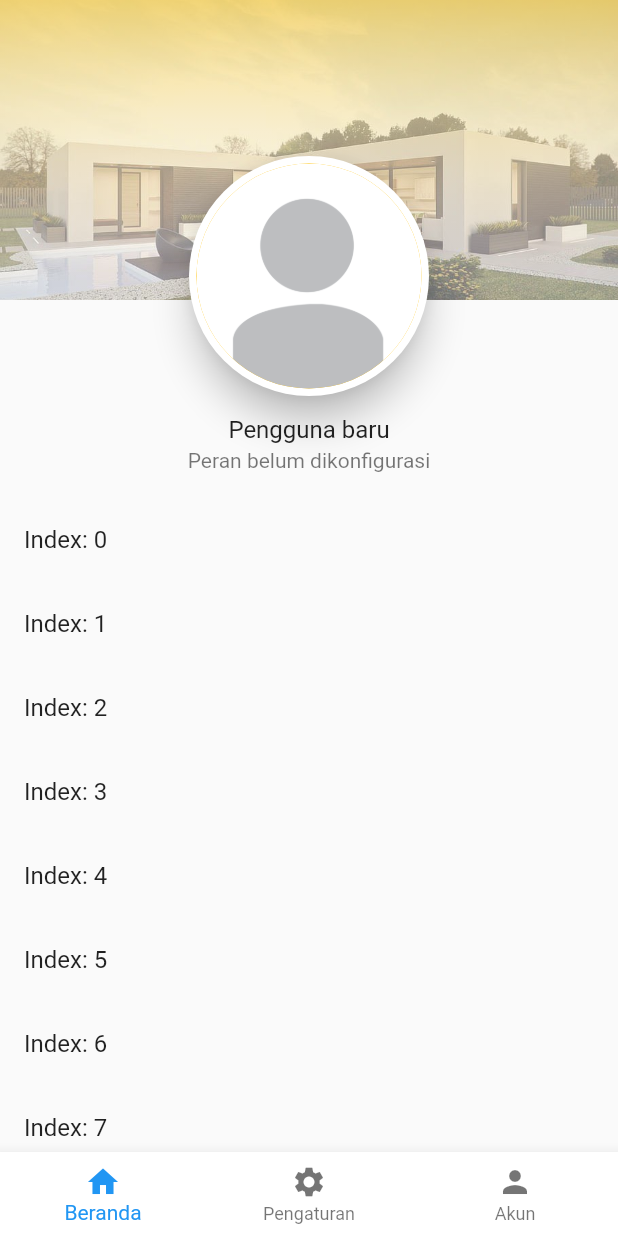
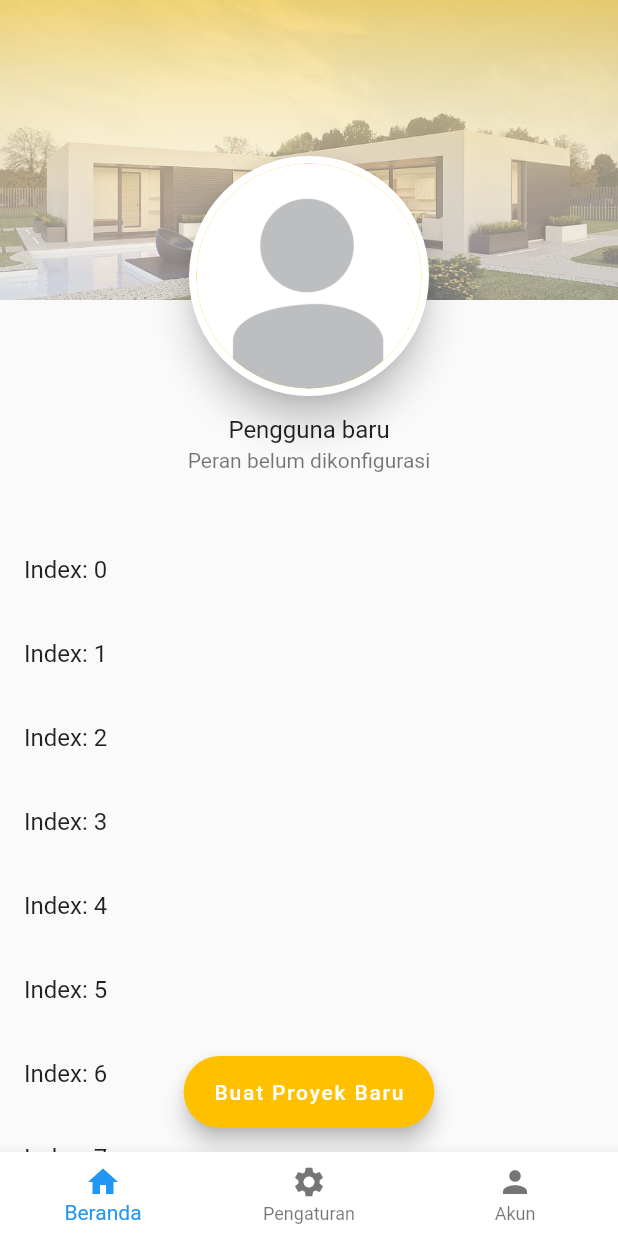
Before and after one commit to qisashasanudin/bangunin_id, a Flutter app: the screen it shows once a user with an empty profile is signed in, on a phone screen of 412 x 824 dp. Run offline on Flutter 3.47's test engine with Material 2 defaults, Android fonts, the phone set to English and light mode, and no system bars; our stand-ins replace cloud_firestore, firebase_auth, flutter_spinkit; accounts and stored records are empty.

Commit message:
minor fixes on homepage

```diff
--- a/lib/screens/mainmenu/tab_home.dart
+++ b/lib/screens/mainmenu/tab_home.dart
@@ -4,41 +4,21 @@ import 'package:flutter/material.dart';
 class Home extends StatelessWidget {
   @override
   Widget build(BuildContext context) {
-    final Size size = MediaQuery.of(context).size;
-    final List<String> entries = <String>['A', 'B', 'C', 'D', 'E', 'F'];
-    final List<String> status = <String>[
-      'In - Progress',
-      'In - Progress',
-      'Done',
-      'In - Progress',
-      'In - Progress',
-      'Done'
-    ];
-
-    return SafeArea(
-      child: Material(
-        child: CustomScrollView(
+    return Scaffold(
+      body: CustomScrollView(
         slivers: [
           SliverPersistentHeader(
-              delegate: HomeSliverAppBar(expandedHeight: 200),
+            delegate: HomeAppBar(expandedHeight: 200),
             pinned: true,
           ),
           SliverToBoxAdapter(
-              child: Container(
-                child: Column(
-                  children: <Widget>[
-                    SizedBox(height: 60.0),
-                    ListTile(
-                      title: Center(
-                        child: Text('Pengguna baru'),
+            child: SizedBox(height: 60.0),
           ),
-                      subtitle: Center(
-                        child: Text('Peran belum dikonfigurasi'),
+          SliverToBoxAdapter(
+            child: userInfo(),
           ),
-                    ),
-                  ],
-                ),
-              ),
+          SliverToBoxAdapter(
+            child: SizedBox(height: 20.0),
           ),
           SliverList(
             delegate: SliverChildBuilderDelegate(
@@ -48,6 +28,20 @@ class Home extends StatelessWidget {
             ),
           )
         ],
+      ),
+      floatingActionButton: createProjectButton(context),
+      floatingActionButtonLocation: FloatingActionButtonLocation.centerFloat,
+    );
+  }
+
+  Container userInfo() {
+    return Container(
+      child: ListTile(
+        title: Center(
+          child: Text('Pengguna baru'),
+        ),
+        subtitle: Center(
+          child: Text('Peran belum dikonfigurasi'),
         ),
       ),
     );
@@ -69,10 +63,10 @@ class Home extends StatelessWidget {
   }
 }
 
-class HomeSliverAppBar extends SliverPersistentHeaderDelegate {
+class HomeAppBar extends SliverPersistentHeaderDelegate {
   final double expandedHeight;
 
-  HomeSliverAppBar({@required this.expandedHeight});
+  HomeAppBar({@required this.expandedHeight});
 
   @override
   Widget build(
```
Lines whose indentation alone changed are shown as unchanged.
